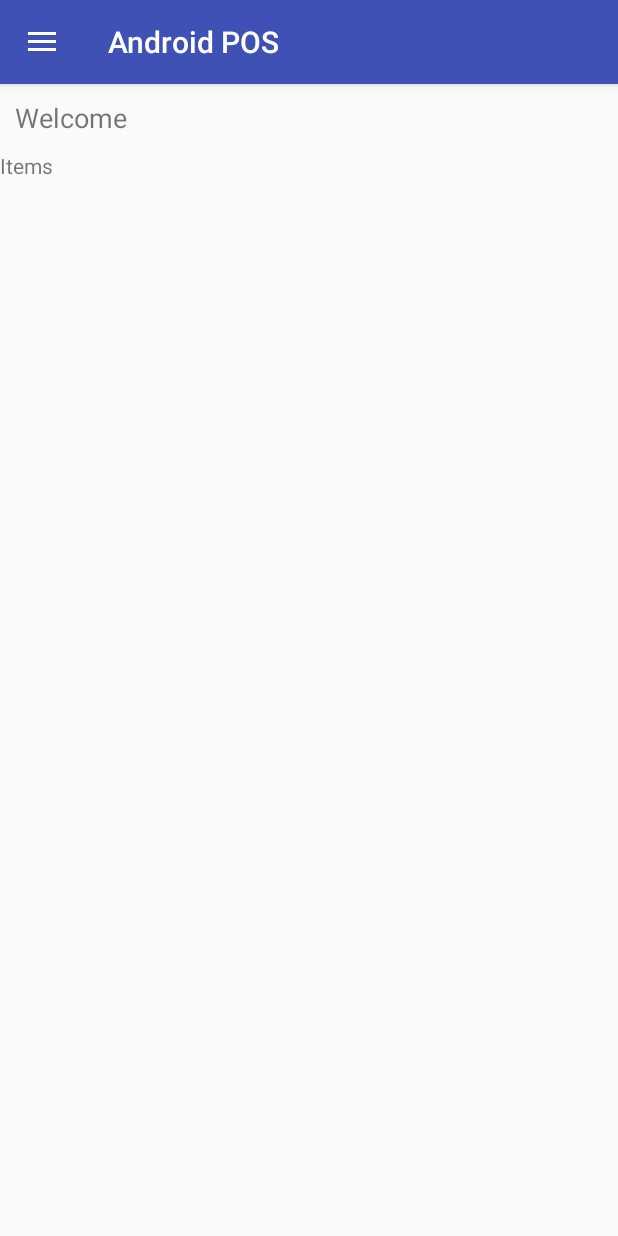
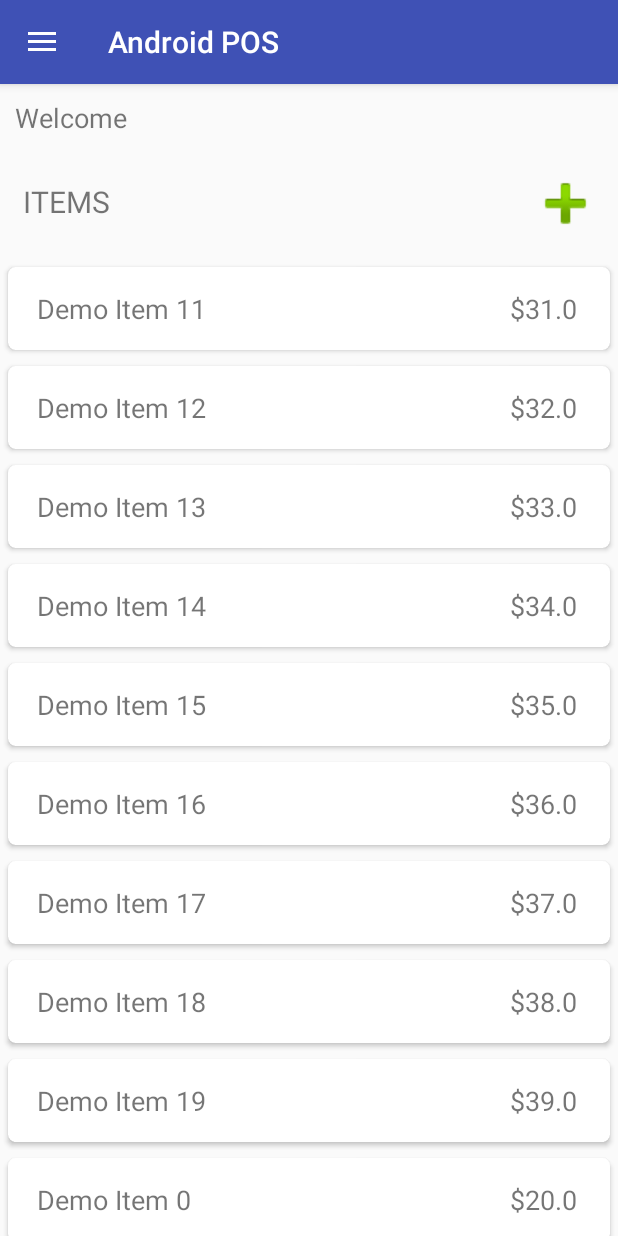
Before and after one commit to vamshedhar/AndroidPOS, an Android app: the screen it shows after launch once a user with an empty profile is signed in (MainActivity), on a phone screen of 412 x 824 dp. Run offline under Robolectric (Android 15) with nearby library versions, the phone set to English and light mode, and no system bars; our stand-ins replace Firebase (no records; nobody signed in at launch, a user with empty details on screens opened directly); 2 statements that could not run were skipped.

Commit message:
feat(items): add items list with dummy data

```diff
--- a/app/build.gradle
+++ b/app/build.gradle
@@ -22,6 +22,8 @@ dependencies {
     implementation fileTree(dir: 'libs', include: ['*.jar'])
     implementation 'com.android.support:appcompat-v7:26.1.0'
     implementation 'com.android.support:design:26.1.0'
+    compile 'com.android.support:recyclerview-v7:26.+'
+    compile 'com.android.support:cardview-v7:26.+'
     implementation 'com.android.support.constraint:constraint-layout:1.1.0'
     implementation 'com.google.firebase:firebase-auth:11.0.4'
     implementation 'com.google.firebase:firebase-database:11.0.4'
--- a/app/src/main/AndroidManifest.xml
+++ b/app/src/main/AndroidManifest.xml
@@ -10,7 +10,7 @@
         android:supportsRtl="true"
         android:theme="@style/AppTheme">
 
-        <activity android:name=".LoginActivity">
+        <activity android:name=".activities.LoginActivity">
             <intent-filter>
                 <action android:name="android.intent.action.MAIN" />
 
@@ -18,7 +18,7 @@
             </intent-filter>
         </activity>
 
-        <activity android:name=".MainActivity"></activity>
+        <activity android:name=".activities.MainActivity"></activity>
     </application>
 
 </manifest>
--- a/app/src/main/java/com/example/vamshedhar/androidpos/activities/LoginActivity.java
+++ b/app/src/main/java/com/example/vamshedhar/androidpos/activities/LoginActivity.java
@@ -1,4 +1,4 @@
-package com.example.vamshedhar.androidpos;
+package com.example.vamshedhar.androidpos.activities;
 
 import android.content.Context;
 import android.content.Intent;
@@ -8,13 +8,13 @@ import android.support.annotation.NonNull;
 import android.support.v7.app.AppCompatActivity;
 import android.os.Bundle;
 import android.text.TextUtils;
-import android.util.Log;
 import android.view.View;
 import android.widget.Button;
 import android.widget.EditText;
 import android.widget.ProgressBar;
 import android.widget.Toast;
 
+import com.example.vamshedhar.androidpos.R;
 import com.google.android.gms.tasks.OnCompleteListener;
 import com.google.android.gms.tasks.Task;
 import com.google.firebase.auth.AuthResult;
--- a/app/src/main/java/com/example/vamshedhar/androidpos/activities/MainActivity.java
+++ b/app/src/main/java/com/example/vamshedhar/androidpos/activities/MainActivity.java
@@ -1,21 +1,21 @@
-package com.example.vamshedhar.androidpos;
+package com.example.vamshedhar.androidpos.activities;
 
 import android.content.Intent;
 import android.content.res.Configuration;
 import android.support.annotation.NonNull;
 import android.support.design.widget.NavigationView;
 import android.support.v4.app.Fragment;
-import android.support.v4.app.FragmentActivity;
 import android.support.v4.widget.DrawerLayout;
 import android.support.v7.app.ActionBarDrawerToggle;
 import android.support.v7.app.AppCompatActivity;
 import android.os.Bundle;
 import android.view.MenuItem;
 import android.view.View;
-import android.widget.RelativeLayout;
 import android.widget.TextView;
 import android.widget.Toast;
 
+import com.example.vamshedhar.androidpos.R;
+import com.example.vamshedhar.androidpos.adapters.ItemListAdapter;
 import com.example.vamshedhar.androidpos.fragments.CustomersFragment;
 import com.example.vamshedhar.androidpos.fragments.ItemsFragment;
 import com.example.vamshedhar.androidpos.fragments.OrderHistoryFragment;
@@ -23,7 +23,7 @@ import com.example.vamshedhar.androidpos.fragments.SellFragment;
 import com.google.firebase.auth.FirebaseAuth;
 import com.google.firebase.auth.FirebaseUser;
 
-public class MainActivity extends AppCompatActivity {
+public class MainActivity extends AppCompatActivity implements ItemListAdapter.ItemListInterface {
 
     public static final String TAG = "AndroidPOS";
 
@@ -176,4 +176,14 @@ public class MainActivity extends AppCompatActivity {
         }
         return super.onOptionsItemSelected(item);
     }
+
+    @Override
+    public void onItemClick(String id) {
+
+    }
+
+    @Override
+    public void onItemLongClick(String id) {
+
+    }
 }
--- /dev/null
+++ b/app/src/main/java/com/example/vamshedhar/androidpos/adapters/ItemListAdapter.java
@@ -0,0 +1,85 @@
+package com.example.vamshedhar.androidpos.adapters;
+
+import android.content.Context;
+import android.support.v7.widget.RecyclerView;
+import android.view.LayoutInflater;
+import android.view.View;
+import android.view.ViewGroup;
+import android.widget.TextView;
+
+import com.example.vamshedhar.androidpos.R;
+import com.example.vamshedhar.androidpos.objects.Item;
+
+import java.util.ArrayList;
+
+/**
+ * Created by vamshedhar on 4/17/18.
+ */
+
+public class ItemListAdapter extends RecyclerView.Adapter<ItemListAdapter.ViewHolder> {
+
+    private ArrayList<Item> items;
+    private ItemListInterface IData;
+
+    public interface ItemListInterface {
+        void onItemClick(String id);
+        void onItemLongClick(String id);
+    }
+
+
+    public ItemListAdapter(ArrayList<Item> items, ItemListInterface IData) {
+        this.items = items;
+        this.IData = IData;
+    }
+
+    @Override
+    public ViewHolder onCreateViewHolder(ViewGroup parent, int viewType) {
+        View view = LayoutInflater.from(parent.getContext()).inflate(R.layout.menu_list_item, parent, false);
+        ItemListAdapter.ViewHolder viewHolder = new ItemListAdapter.ViewHolder(view);
+        return viewHolder;
+    }
+
+    @Override
+    public void onBindViewHolder(ViewHolder holder, int position) {
+        Item item = items.get(position);
+
+        holder.itemName.setText(item.getName());
+        holder.itemPrice.setText("$" + item.getPrice());
+
+        holder.itemView.setTag(item.getId());
+
+        holder.itemView.setOnClickListener(new View.OnClickListener() {
+            @Override
+            public void onClick(View view) {
+                String itemId = (String) view.getTag();
+                IData.onItemClick(itemId);
+            }
+        });
+
+        holder.itemView.setOnLongClickListener(new View.OnLongClickListener() {
+            @Override
+            public boolean onLongClick(View view) {
+                String itemId = (String) view.getTag();
+                IData.onItemLongClick(itemId);
+                return false;
+            }
+        });
+    }
+
+    @Override
+    public int getItemCount() {
+        return items.size();
+    }
+
+    public static class ViewHolder extends RecyclerView.ViewHolder {
+        TextView itemName, itemPrice;
+        View itemView;
+
+        public ViewHolder(View itemView) {
+            super(itemView);
+            this.itemView = itemView;
+            itemName  = itemView.findViewById(R.id.itemName);
+            itemPrice  = itemView.findViewById(R.id.itemPrice);
+        }
+    }
+}
--- a/app/src/main/java/com/example/vamshedhar/androidpos/fragments/ItemsFragment.java
+++ b/app/src/main/java/com/example/vamshedhar/androidpos/fragments/ItemsFragment.java
@@ -5,21 +5,31 @@ import android.net.Uri;
 import android.os.Bundle;
 import android.support.annotation.Nullable;
 import android.support.v4.app.Fragment;
+import android.support.v7.widget.LinearLayoutManager;
+import android.support.v7.widget.RecyclerView;
+import android.util.Log;
 import android.view.LayoutInflater;
 import android.view.View;
 import android.view.ViewGroup;
+import android.widget.Toast;
 
 import com.example.vamshedhar.androidpos.R;
+import com.example.vamshedhar.androidpos.adapters.ItemListAdapter;
+import com.example.vamshedhar.androidpos.objects.Item;
 
-/**
- * A simple {@link Fragment} subclass.
- * Activities that contain this fragment must implement the
- * {@link ItemsFragment.OnFragmentInteractionListener} interface
- * to handle interaction events.
- */
+import java.util.ArrayList;
+import java.util.HashMap;
+
+
 public class ItemsFragment extends Fragment {
 
-//    private OnFragmentInteractionListener mListener;
+    HashMap<String, Item> itemsMap;
+
+    private RecyclerView itemsList;
+    private RecyclerView.Adapter itemListAdapter;
+    private RecyclerView.LayoutManager itemsListLayoutManager;
+
+    private ItemsFragmentListener mListener;
 
     public ItemsFragment() {
         // Required empty public constructor
@@ -33,16 +43,36 @@ public class ItemsFragment extends Fragment {
     @Override
     public void onActivityCreated(@Nullable Bundle savedInstanceState) {
         super.onActivityCreated(savedInstanceState);
+
+        itemsList = getView().findViewById(R.id.itemsList);
+
+        itemsMap = new HashMap<>();
+
+        for (int i = 0; i < 20; i++) {
+            itemsMap.put(i + "", new Item(i + "", "Demo Item " + i, "vamshedhar", 20 + i));
+        }
+
+        itemsListLayoutManager = new LinearLayoutManager(getActivity(), LinearLayoutManager.VERTICAL, false);
+        itemsList.setLayoutManager(itemsListLayoutManager);
+        loadItems();
+    }
+
+    public void loadItems(){
+        if (itemsMap != null){
+            ArrayList<Item> items = new ArrayList<>(itemsMap.values());
+            itemListAdapter = new ItemListAdapter(items, (ItemListAdapter.ItemListInterface) getActivity());
+            itemsList.setAdapter(itemListAdapter);
+        }
     }
 
     @Override
     public void onAttach(Context context) {
         super.onAttach(context);
-//        if (context instanceof OnFragmentInteractionListener) {
-//            mListener = (OnFragmentInteractionListener) context;
+//        if (context instanceof ItemsFragmentListener) {
+//            mListener = (ItemsFragmentListener) context;
 //        } else {
 //            throw new RuntimeException(context.toString()
-//                    + " must implement OnFragmentInteractionListener");
+//                    + " must implement ItemsFragmentListener");
 //        }
     }
 
@@ -52,7 +82,7 @@ public class ItemsFragment extends Fragment {
 //        mListener = null;
     }
 
-    public interface OnFragmentInteractionListener {
+    public interface ItemsFragmentListener {
         // TODO: Update argument type and name
         void onFragmentInteraction();
     }
--- a/app/src/main/java/com/example/vamshedhar/androidpos/objects/Tax.java
+++ b/app/src/main/java/com/example/vamshedhar/androidpos/objects/Tax.java
@@ -6,4 +6,7 @@ package com.example.vamshedhar.androidpos.objects;
 
 public class Tax {
     public static float tax_percent = (float) 7.5;
+
+    public Tax() {
+    }
 }
--- a/app/src/main/res/layout/activity_login.xml
+++ b/app/src/main/res/layout/activity_login.xml
@@ -4,7 +4,7 @@
     xmlns:tools="http://schemas.android.com/tools"
     android:layout_width="match_parent"
     android:layout_height="match_parent"
-    tools:context="com.example.vamshedhar.androidpos.LoginActivity">
+    tools:context="com.example.vamshedhar.androidpos.activities.LoginActivity">
 
 
     <android.support.design.widget.TextInputLayout
--- a/app/src/main/res/layout/activity_main.xml
+++ b/app/src/main/res/layout/activity_main.xml
@@ -13,7 +13,7 @@
     <RelativeLayout
         android:layout_width="match_parent"
         android:layout_height="match_parent"
-        tools:context="com.example.vamshedhar.androidpos.MainActivity">
+        tools:context="com.example.vamshedhar.androidpos.activities.MainActivity">
 
         <TextView
             android:id="@+id/welcomeText"
@@ -28,7 +28,7 @@
             android:layout_width="match_parent"
             android:layout_height="match_parent"
             android:layout_below="@id/welcomeText"
-            tools:context="com.example.vamshedhar.androidpos.MainActivity">
+            tools:context="com.example.vamshedhar.androidpos.activities.MainActivity">
 
         </RelativeLayout>
     </RelativeLayout>
--- a/app/src/main/res/layout/fragment_items.xml
+++ b/app/src/main/res/layout/fragment_items.xml
@@ -1,13 +1,45 @@
-<FrameLayout xmlns:android="http://schemas.android.com/apk/res/android"
+<RelativeLayout xmlns:android="http://schemas.android.com/apk/res/android"
+    xmlns:app="http://schemas.android.com/apk/res-auto"
     xmlns:tools="http://schemas.android.com/tools"
     android:layout_width="match_parent"
     android:layout_height="match_parent"
     tools:context="com.example.vamshedhar.androidpos.fragments.ItemsFragment">
 
-    <!-- TODO: Update blank fragment layout -->
+
     <TextView
+        android:id="@+id/textView"
+        android:layout_width="wrap_content"
+        android:layout_height="wrap_content"
+        android:layout_alignParentLeft="true"
+        android:layout_alignParentStart="true"
+        android:layout_alignParentTop="true"
+        android:layout_marginLeft="15dp"
+        android:layout_marginStart="15dp"
+        android:layout_marginTop="20dp"
+        android:layout_toLeftOf="@+id/addItemBtn"
+        android:layout_toStartOf="@+id/addItemBtn"
+        android:text="@string/items"
+        android:textAllCaps="true"
+        android:textSize="20sp" />
+
+    <ImageView
+        android:id="@+id/addItemBtn"
+        android:layout_width="50dp"
+        android:layout_height="50dp"
+        android:layout_alignParentEnd="true"
+        android:layout_alignParentRight="true"
+        android:layout_marginEnd="10dp"
+        android:layout_marginRight="10dp"
+        android:layout_marginTop="10dp"
+        android:contentDescription="@string/add_item"
+        android:src="@android:drawable/ic_input_add" />
+
+    <android.support.v7.widget.RecyclerView
+        android:id="@+id/itemsList"
         android:layout_width="match_parent"
         android:layout_height="match_parent"
-        android:text="@string/items" />
+        android:layout_below="@+id/addItemBtn"
+        android:layout_centerHorizontal="true"
+        android:layout_marginTop="12dp" />
 
-</FrameLayout>
+</RelativeLayout>
--- /dev/null
+++ b/app/src/main/res/layout/menu_list_item.xml
@@ -0,0 +1,57 @@
+<?xml version="1.0" encoding="utf-8"?>
+<RelativeLayout
+    xmlns:android="http://schemas.android.com/apk/res/android"
+    android:layout_width="match_parent"
+    android:layout_height="wrap_content">
+
+    <android.support.v7.widget.CardView
+        xmlns:card_view="http://schemas.android.com/apk/res-auto"
+        android:id="@+id/card_view"
+        android:layout_width="match_parent"
+        android:layout_height="wrap_content"
+        android:layout_gravity="center"
+        android:layout_margin="5dp"
+        android:elevation="5dp"
+        card_view:cardCornerRadius="5dp">
+
+        <RelativeLayout xmlns:android="http://schemas.android.com/apk/res/android"
+            android:layout_width="match_parent"
+            android:layout_height="wrap_content"
+            android:orientation="vertical"
+            android:paddingBottom="15dp"
+            android:paddingTop="15dp">
+
+            <TextView
+                android:id="@+id/itemName"
+                android:layout_width="wrap_content"
+                android:layout_height="wrap_content"
+                android:layout_alignParentLeft="true"
+                android:layout_alignParentStart="true"
+                android:layout_alignParentTop="true"
+                android:layout_marginLeft="19dp"
+                android:layout_marginStart="19dp"
+                android:layout_toLeftOf="@+id/itemPrice"
+                android:layout_toStartOf="@+id/itemPrice"
+                android:text="@string/item_name"
+                android:textSize="18sp" />
+
+            <TextView
+                android:id="@+id/itemPrice"
+                android:layout_width="wrap_content"
+                android:layout_height="wrap_content"
+                android:layout_alignTop="@+id/itemName"
+                android:layout_alignParentEnd="true"
+                android:layout_alignParentRight="true"
+                android:layout_marginEnd="22dp"
+                android:layout_marginRight="22dp"
+                android:text="@string/demo_price"
+                android:textSize="18sp" />
+
+        </RelativeLayout>
+
+
+    </android.support.v7.widget.CardView>
+
+
+
+</RelativeLayout>
--- a/app/src/main/res/values/strings.xml
+++ b/app/src/main/res/values/strings.xml
@@ -14,4 +14,7 @@
 
     <!-- TODO: Remove or change this placeholder text -->
     <string name="hello_blank_fragment">Hello blank fragment</string>
+    <string name="add_item">Add Item Button</string>
+    <string name="item_name">Item Name</string>
+    <string name="demo_price">$100</string>
 </resources>
```
